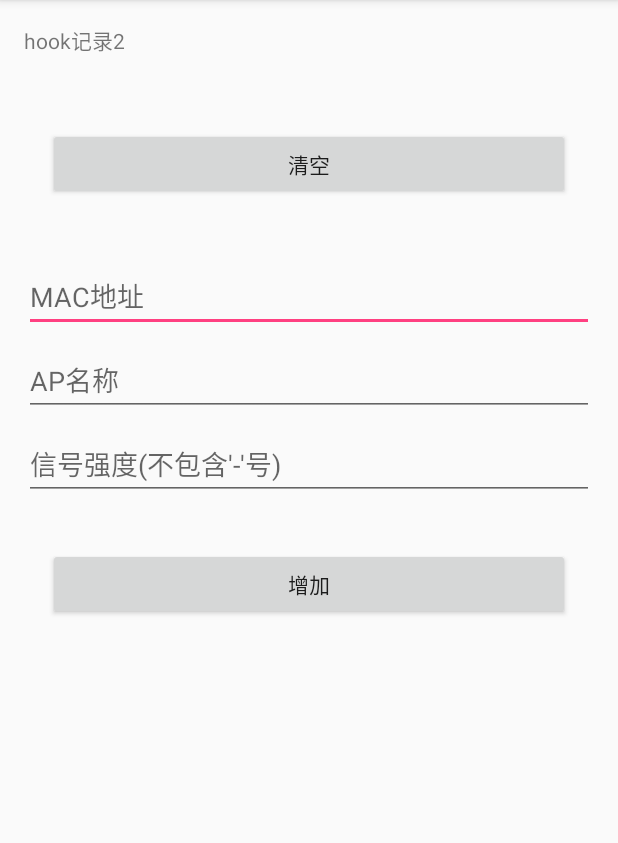
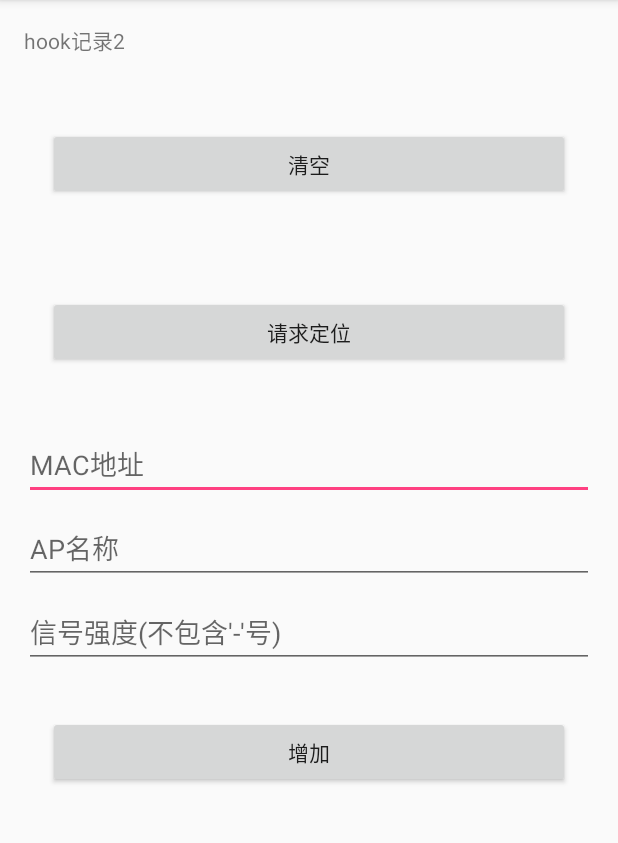
Before and after one commit to wangfengye/Maplexpose, an Android app: the screen it shows after launch (MainActivity), on a phone screen of 412 x 824 dp, the part 84-927 px from its top. Run offline under Robolectric (Android 15) with nearby library versions, the phone set to English and light mode, and no system bars; libraries missing offline, so code that uses them is left out: com.alibaba.fastjson, com.amap.location, de.robv.android; 3 statements that could not run were skipped.

Commit message:
rpc通信

```diff
--- a/app/src/main/AndroidManifest.xml
+++ b/app/src/main/AndroidManifest.xml
@@ -17,7 +17,7 @@
         <!-- 模块描述，显示在xposed模块列表那里第二行 -->
         <meta-data
             android:name="xposeddescription"
-            android:value="微信改地区" />
+            android:value="wifi列表修改器" />
 
         <!-- 最低xposed版本号(lib文件名可知) -->
         <meta-data
--- a/app/src/main/java/com/maple/maplexpose/MainActivity.java
+++ b/app/src/main/java/com/maple/maplexpose/MainActivity.java
@@ -1,7 +1,15 @@
 package com.maple.maplexpose;
 
+import android.content.ComponentName;
 import android.content.Context;
+import android.content.Intent;
+import android.content.ServiceConnection;
 import android.content.SharedPreferences;
+import android.os.Handler;
+import android.os.IBinder;
+import android.os.Message;
+import android.os.Messenger;
+import android.os.RemoteException;
 import android.preference.PreferenceManager;
 import android.support.v7.app.AppCompatActivity;
 import android.os.Bundle;
@@ -14,12 +22,24 @@ import android.widget.EditText;
 import android.widget.TextView;
 import android.widget.Toast;
 
+import com.amap.location.demo.rpc.LocManager;
+
 import java.util.ArrayList;
 import java.util.List;
 
 public class MainActivity extends AppCompatActivity {
+    public static final String TAG = "MainActivity";
     public static TextView mTv;
     APList mAps;
+    private Messenger mService;
+    private Messenger mMessenger = new Messenger(new Handler(){
+        @Override
+        public void handleMessage(Message msg) {
+            Log.i(TAG, "handleMessage: "+ msg.getData().get("loc"));
+            super.handleMessage(msg);
+        }
+    });
+    private LocManager mLocManger;
 
     @Override
     protected void onCreate(Bundle savedInstanceState) {
@@ -61,16 +81,80 @@ public class MainActivity extends AppCompatActivity {
                 showText();
             }
         });
+        findViewById(R.id.btn_loc).setOnClickListener(new View.OnClickListener() {
+            @Override
+            public void onClick(View v) {
+               // sendBroad();
+               // sendWithMEssenger();
+                sendWithAidl();
+
+            }
+        });
+        bindService();
     }
-
+    private void sendBroad(){
+        Intent intent = new Intent();
+        intent.setAction("com.maple.maplexpose.loc");
+        sendBroadcast(intent);
+    }
     private void showText() {
-
         mTv.setText(mAps.toString());
     }
+    private void bindService(){
+        ServiceConnection connection = new ServiceConnection() {
+            @Override
+            public void onServiceConnected(ComponentName name, IBinder service) {
+                mService = new Messenger(service);
+            }
 
+            @Override
+            public void onServiceDisconnected(ComponentName name) {
+                mService =null;
+            }
+        };
+        Intent intent = new Intent();
+        intent.setAction("android.intent.action.HOOKMESSENGER");
+        intent.setPackage("com.amap.location.demo");
+        bindService(intent,connection,Context.BIND_AUTO_CREATE);
+        bindAidl();
+    }
+    private void sendWithMEssenger(){
+        Message msgFromClient = new Message();
+        msgFromClient.what = 1;
+        msgFromClient.replyTo = mMessenger;
+        try {
+            mService.send(msgFromClient);
+        } catch (RemoteException e) {
+            e.printStackTrace();
+        }
+    }
     @Override
     protected void onDestroy() {
         mTv = null;
         super.onDestroy();
     }
+    private void bindAidl(){
+        ServiceConnection connection = new ServiceConnection() {
+            @Override
+            public void onServiceConnected(ComponentName name, IBinder service) {
+                mLocManger = LocManager.Stub.asInterface(service);
+            }
+
+            @Override
+            public void onServiceDisconnected(ComponentName name) {
+                mLocManger =null;
+            }
+        };
+        Intent intent = new Intent();
+        intent.setAction("com.maple.aidl");
+        intent.setPackage("com.amap.location.demo");
+        bindService(intent,connection,Context.BIND_AUTO_CREATE);
+    }
+    private void sendWithAidl(){
+        try {
+            Log.i(TAG, "sendWithAidl: "+mLocManger.loc());
+        } catch (RemoteException e) {
+            e.printStackTrace();
+        }
+    }
 }
--- a/app/src/main/res/layout/activity_main.xml
+++ b/app/src/main/res/layout/activity_main.xml
@@ -24,6 +24,12 @@
         android:layout_width="match_parent"
         android:layout_height="wrap_content"
         android:text="清空" />
+    <Button
+        android:layout_margin="32dp"
+        android:id="@+id/btn_loc"
+        android:layout_width="match_parent"
+        android:layout_height="wrap_content"
+        android:text="请求定位" />
 
    <android.support.v7.widget.AppCompatEditText
        android:id="@+id/et_bssid"
```
Also changed, not shown: app/src/main/aidl/com/amap/location/demo/rpc/LocManager.aidl (added).
